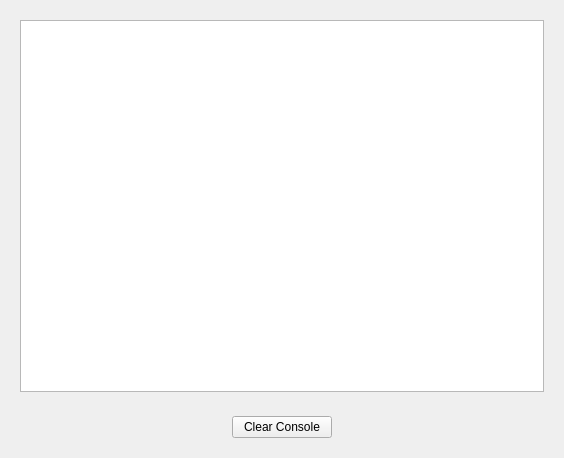
Qt form src/gui/log_window/LogWindow.ui (R3conS/Sadidauto-Dofus-Retro-Bot) before a commit.
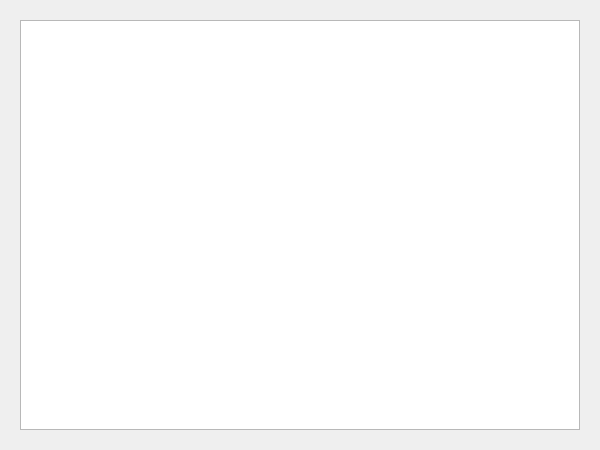
The same form after that commit. Custom widgets are drawn as their Qt base class.

Commit message: Remove console clear button; Slightly increase the log window width

Diff of the .ui file:
```diff
--- a/src/gui/log_window/LogWindow.ui
+++ b/src/gui/log_window/LogWindow.ui
@@ -6,8 +6,8 @@
    <rect>
     <x>0</x>
     <y>0</y>
-    <width>564</width>
-    <height>458</height>
+    <width>600</width>
+    <height>450</height>
    </rect>
   </property>
   <property name="windowTitle">
@@ -36,37 +36,6 @@
      </layout>
     </widget>
    </item>
-   <item>
-    <widget class="QFrame" name="frame">
-     <property name="frameShape">
-      <enum>QFrame::NoFrame</enum>
-     </property>
-     <property name="frameShadow">
-      <enum>QFrame::Raised</enum>
-     </property>
-     <layout class="QHBoxLayout" name="horizontalLayout">
-      <item>
-       <widget class="ClearConsoleButton" name="clear_console_button">
-        <property name="sizePolicy">
-         <sizepolicy hsizetype="Fixed" vsizetype="Fixed">
-          <horstretch>0</horstretch>
-          <verstretch>0</verstretch>
-         </sizepolicy>
-        </property>
-        <property name="minimumSize">
-         <size>
-          <width>100</width>
-          <height>0</height>
-         </size>
-        </property>
-        <property name="text">
-         <string>Clear Console</string>
-        </property>
-       </widget>
-      </item>
-     </layout>
-    </widget>
-   </item>
   </layout>
  </widget>
  <customwidgets>
@@ -75,11 +44,6 @@
    <extends>QPlainTextEdit</extends>
    <header>src.gui.log_window.plain_text_edit_console</header>
   </customwidget>
-  <customwidget>
-   <class>ClearConsoleButton</class>
-   <extends>QPushButton</extends>
-   <header>src.gui.log_window.button_clear_console</header>
-  </customwidget>
  </customwidgets>
  <resources/>
  <connections/>
```
The commit also changes 3 other files.
